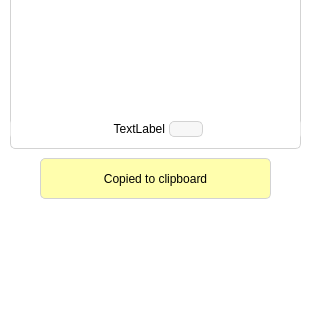
The window that page/account/subpage/receive/pagereceive.ui (LYRA-Block-Lattice/LyraWalletManager) describes before a commit, drawn with Qt 5; both pictures show x 0 to 310 and y 212 to 532 of the 310 by 532 pixel window.
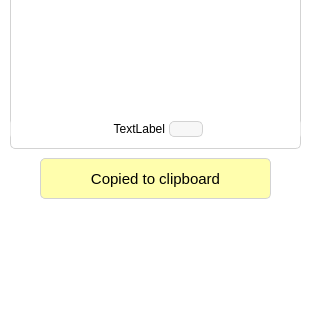
The same window after the commit. Icons and pictures are not drawn.

What changed in the file:
```diff
--- a/page/account/subpage/receive/pagereceive.ui
+++ b/page/account/subpage/receive/pagereceive.ui
@@ -295,6 +295,11 @@
      <height>41</height>
     </rect>
    </property>
+   <property name="font">
+    <font>
+     <pointsize>11</pointsize>
+    </font>
+   </property>
    <property name="autoFillBackground">
     <bool>false</bool>
    </property>
```
Left out of the diff: 2 changed lines with no effect on the pictures.
